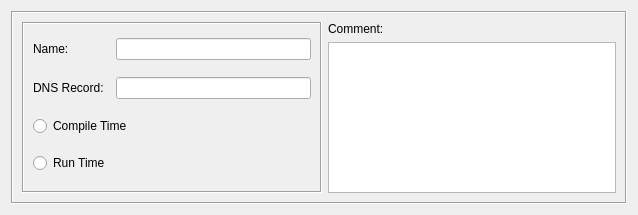
fwbuilder/fwbuilder, file src/gui/dnsnamedialog_q.ui: the form before one commit.
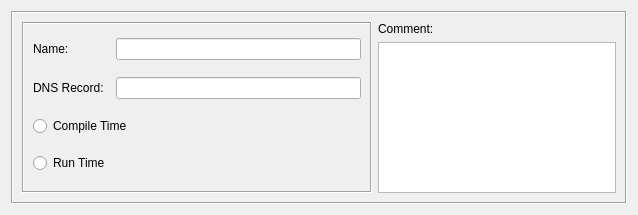
The form after the commit.

The edit to the form file:
```diff
--- a/src/gui/dnsnamedialog_q.ui
+++ b/src/gui/dnsnamedialog_q.ui
@@ -32,13 +32,13 @@
         </property>
         <property name="minimumSize" >
          <size>
-          <width>300</width>
+          <width>350</width>
           <height>16</height>
          </size>
         </property>
         <property name="maximumSize" >
          <size>
-          <width>300</width>
+          <width>350</width>
           <height>16777215</height>
          </size>
         </property>
@@ -66,7 +66,7 @@
           <widget class="QLineEdit" name="obj_name" >
            <property name="sizePolicy" >
             <sizepolicy vsizetype="Fixed" hsizetype="Preferred" >
-             <horstretch>200</horstretch>
+             <horstretch>1</horstretch>
              <verstretch>0</verstretch>
             </sizepolicy>
            </property>
```
Left out of the diff: 1 changed line with no effect on the pictures.
